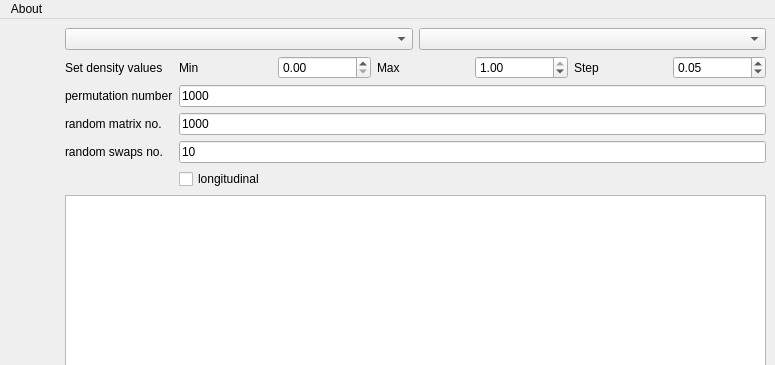
First picture: the form in braphy/gui/ui_files/calculation_window.ui, repository softmatterlab/Braph-2.0-Python, before the edit; both pictures show x 0 to 775 and y 0 to 365 of the 775 by 805 pixel window.
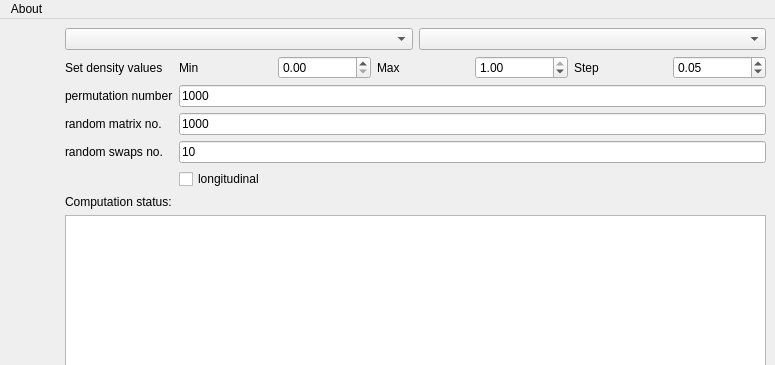
Second picture: the form after the edit. Custom widgets are drawn as their Qt base class.

Commit message: Add titles to windows

The edit to the form file:
```diff
--- a/braphy/gui/ui_files/calculation_window.ui
+++ b/braphy/gui/ui_files/calculation_window.ui
@@ -168,6 +168,13 @@
           </item>
          </layout>
         </item>
+        <item>
+         <widget class="QLabel" name="label">
+          <property name="text">
+           <string>Computation status:</string>
+          </property>
+         </widget>
+        </item>
         <item>
          <widget class="QTextBrowser" name="textBrowser"/>
         </item>
```
The commit also changes 3 other files.
